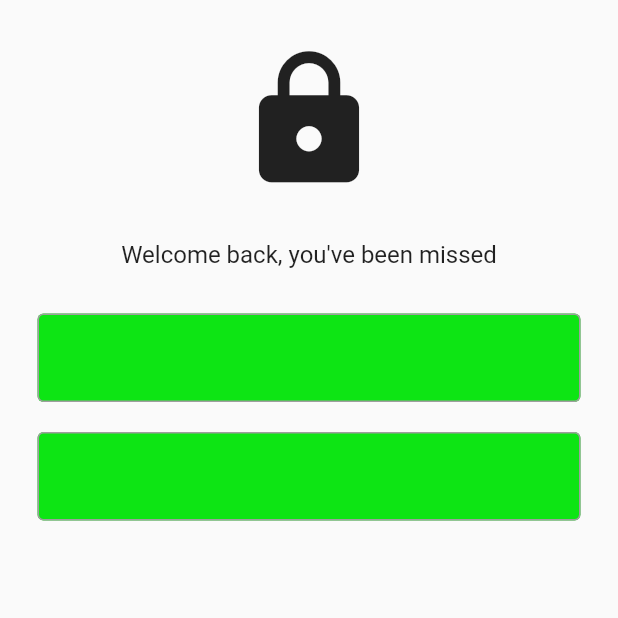
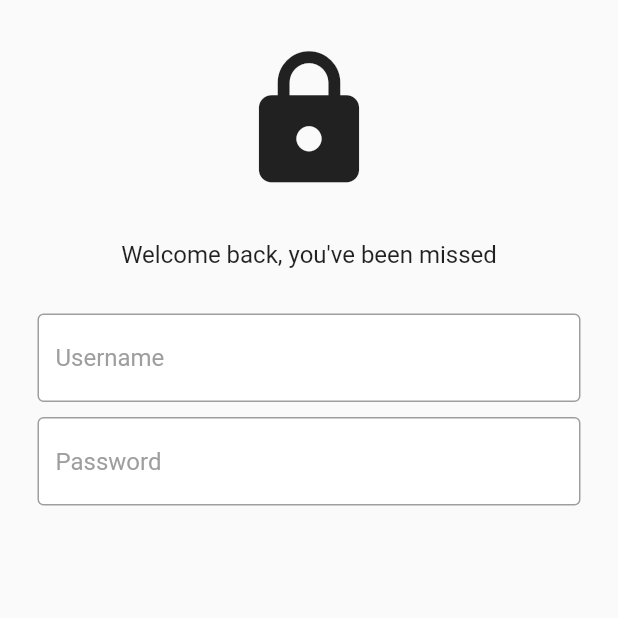
Before and after one commit to Jacek96/AgroRecords, a Flutter app: the screen it shows after launch, on a phone screen of 412 x 824 dp, the top half of it. Run offline on Flutter 3.47's test engine with Material 2 defaults, Android fonts, the phone set to English and light mode, and no system bars; our stand-ins replace firebase_auth, firebase_core; accounts and stored records are empty.

Commit message:
Add login and password fields

```diff
--- a/lib/App/login/login_page.dart
+++ b/lib/App/login/login_page.dart
@@ -2,9 +2,13 @@ import 'package:flutter/material.dart';
 import 'package:flutter_ewidencja/components/my_text_field.dart';
 
 class LoginPage extends StatelessWidget {
-  const LoginPage({
+  LoginPage({
     Key? key,
   }) : super(key: key);
+
+  // text editing controler
+  final usernameController = TextEditingController();
+  final passwordController = TextEditingController();
 
   @override
   build(BuildContext context) {
@@ -12,7 +16,7 @@ class LoginPage extends StatelessWidget {
       body: SafeArea(
         child: Center(
           child: Column(
-            children: const [
+            children: [
               SizedBox(height: 30),
               // logo
               Icon(
@@ -31,12 +35,20 @@ class LoginPage extends StatelessWidget {
               SizedBox(height: 30),
 
               //email textfield
-              MyTextField(),
+              MyTextField(
+                controller: usernameController,
+                hintText: 'Username',
+                obscureText: false,
+              ),
 
-              SizedBox(height: 20),
+              SizedBox(height: 10),
 
               //password textfiled
-              MyTextField(),
+              MyTextField(
+                controller: passwordController,
+                hintText: 'Password',
+                obscureText: true,
+              ),
 
               // forgot password
 
--- a/lib/components/my_text_field.dart
+++ b/lib/components/my_text_field.dart
@@ -1,15 +1,24 @@
 import 'package:flutter/material.dart';
 
 class MyTextField extends StatelessWidget {
+  final controller;
+  final String hintText;
+  final bool obscureText;
+
   const MyTextField({
     Key? key,
+    required this.controller,
+    required this.hintText,
+    required this.obscureText,
   }) : super(key: key);
 
   @override
   Widget build(BuildContext context) {
-    return const Padding(
+    return Padding(
       padding: EdgeInsets.symmetric(horizontal: 25.0),
       child: TextField(
+        controller: controller,
+        obscureText: obscureText,
         decoration: InputDecoration(
           enabledBorder: OutlineInputBorder(
             borderSide: BorderSide(color: Colors.grey),
@@ -17,8 +26,10 @@ class MyTextField extends StatelessWidget {
           focusedBorder: OutlineInputBorder(
             borderSide: BorderSide(color: Colors.black),
           ),
-          fillColor: Color.fromARGB(255, 13, 229, 20),
+          fillColor: Colors.white,
           filled: true,
+          hintText: hintText,
+          hintStyle: TextStyle(color: Colors.grey),
         ),
       ),
     );
--- a/lib/main.dart
+++ b/lib/main.dart
@@ -40,7 +40,7 @@ class RootPage extends StatelessWidget {
       builder: (context, snapshot) {
         final user = snapshot.data;
         if (user == null) {
-          return const LoginPage();
+          return LoginPage();
         }
         return HomePage(user: user);
       },
```
